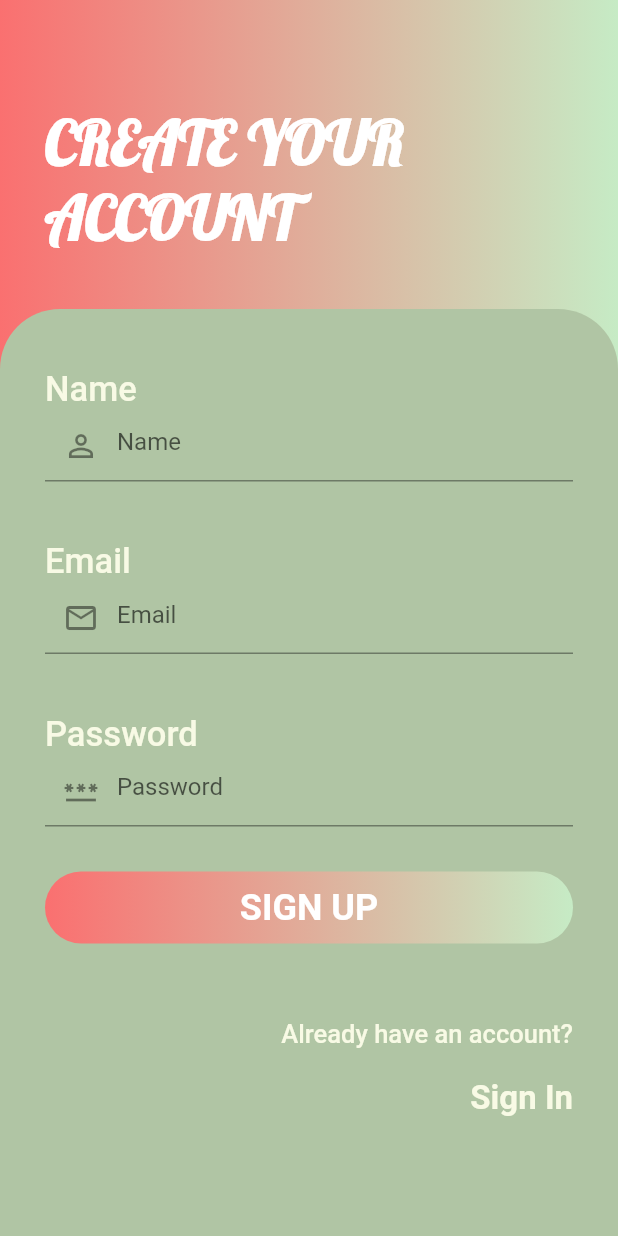
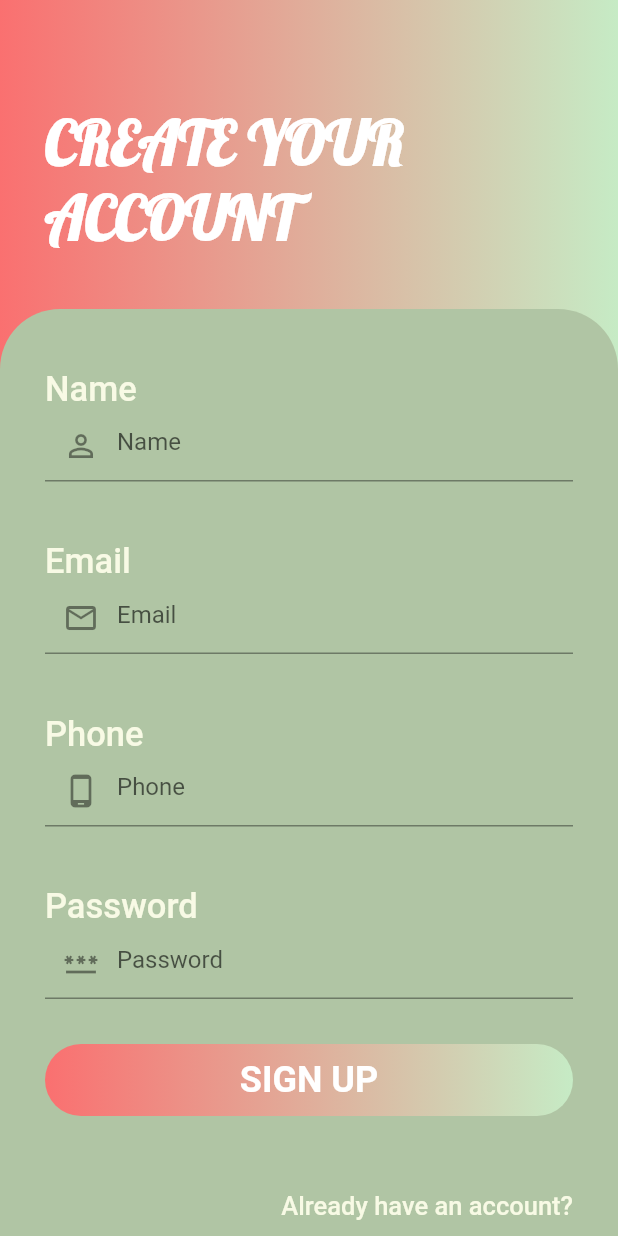
Before and after one commit to sajadnowroozi2003/BarberBookingApp, a Flutter app: the SignUp screen opened directly, on a phone screen of 412 x 824 dp. Run offline on Flutter 3.47's test engine with Material 2 defaults, Android fonts, the light colour scheme and no system bars.

```diff
--- a/lib/pages/signup.dart
+++ b/lib/pages/signup.dart
@@ -85,6 +85,21 @@ class _SignUpState extends State<SignUp> {
                         height: 40.0,
                       ),
                       Text(
+                        "Phone",
+                        style: TextStyle(
+                            color: Color(0xFFF8FAE5),
+                            fontSize: 23.0,
+                            fontWeight: FontWeight.w500),
+                      ),
+                      TextField(
+                        decoration: InputDecoration(
+                            hintText: "Phone",
+                            prefixIcon: Icon(Icons.phone_android_outlined)),
+                      ),
+                      SizedBox(
+                        height: 40.0,
+                      ),
+                      Text(
                         "Password",
                         style: TextStyle(
                             color: Color(0xFFF8FAE5),
@@ -156,6 +171,7 @@ class _SignUpState extends State<SignUp> {
                               "Sign In",
                               style: TextStyle(
                                   color: Color(0xFFF8FAE5),
+                                  decoration: TextDecoration.underline,
                                   fontSize: 22.0,
                                   fontWeight: FontWeight.bold),
                             ),
```
Also changed, not shown: lib/main.dart (line endings or trailing spaces).
